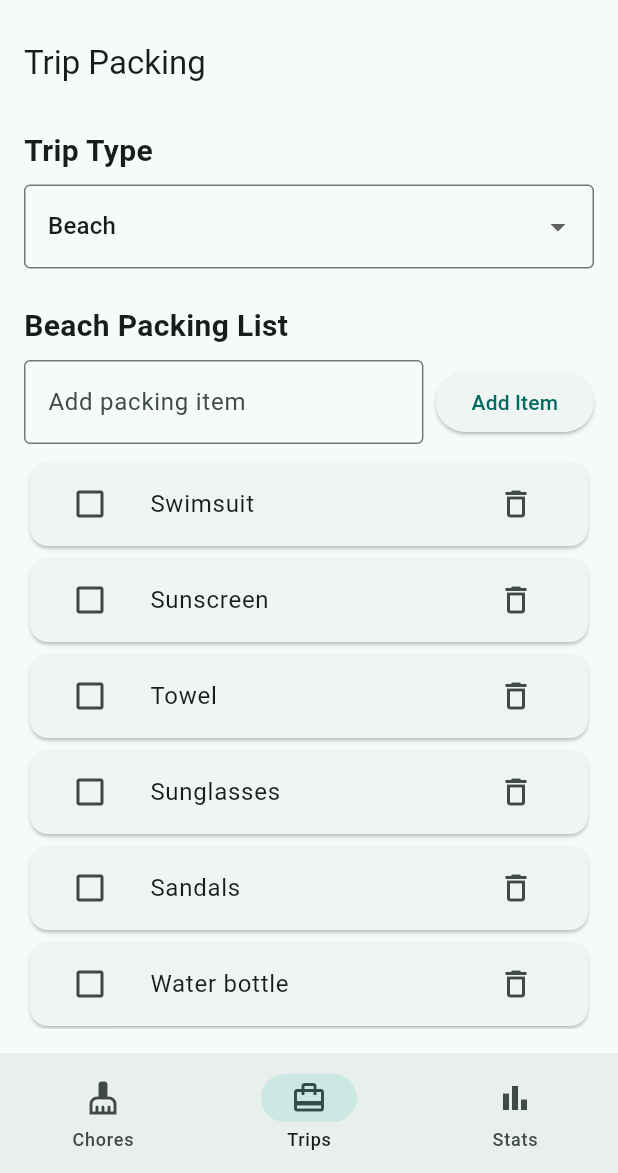
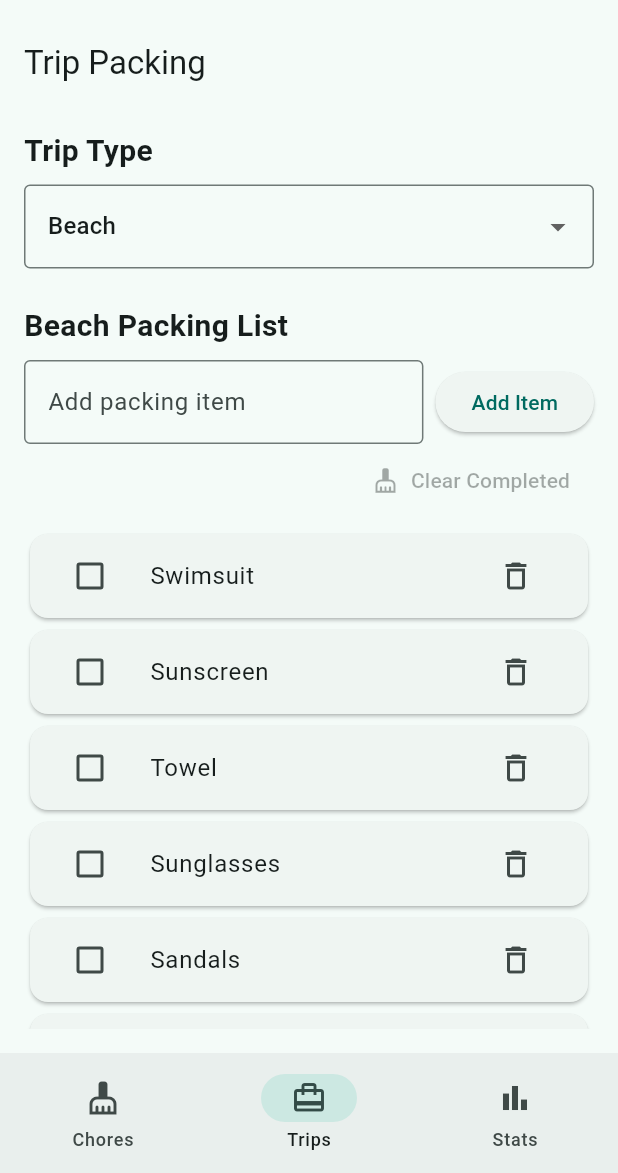
Before and after one commit to BrandonAvila76/ChoreTracker, a Flutter app: the screen it shows after launch, item 2 of the bottom bar chosen, on a phone screen of 412 x 824 dp, the part 63-1236 px from its top. Run offline on Flutter 3.47's test engine with Material 3 defaults, Android fonts, the phone set to English and light mode, and no system bars.

Commit message:
add clear completed packing items feature

```diff
--- a/lib/main.dart
+++ b/lib/main.dart
@@ -519,7 +519,23 @@ class _ManageRoommatesScreenState extends State<ManageRoommatesScreen> {
         ),
       ],
     ),
-
+    Align(
+      alignment: Alignment.centerRight,
+      child: TextButton.icon(
+        onPressed: _checkedItems.isEmpty
+            ? null
+            : () {
+          setState(() {
+            _currentChecklist.removeWhere(
+                  (item) => _checkedItems.contains(item),
+            );
+            _checkedItems.clear();
+          });
+        },
+        icon: const Icon(Icons.cleaning_services),
+        label: const Text('Clear Completed'),
+      ),
+    ),
     const SizedBox(height: 8),
 
 
```
